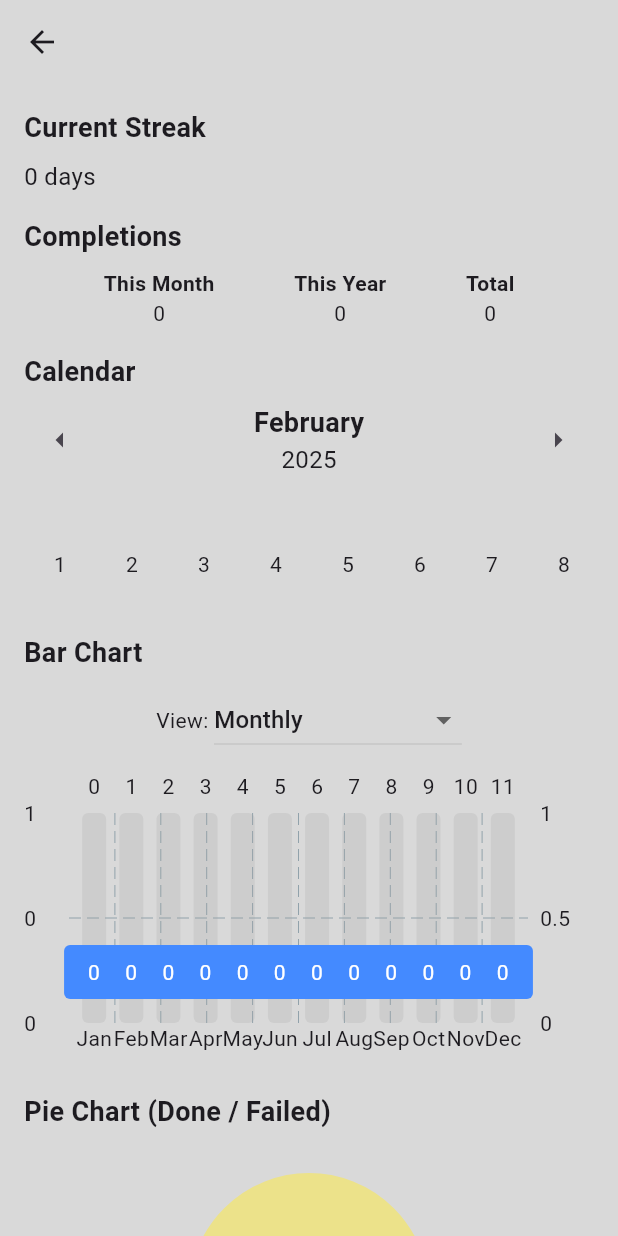
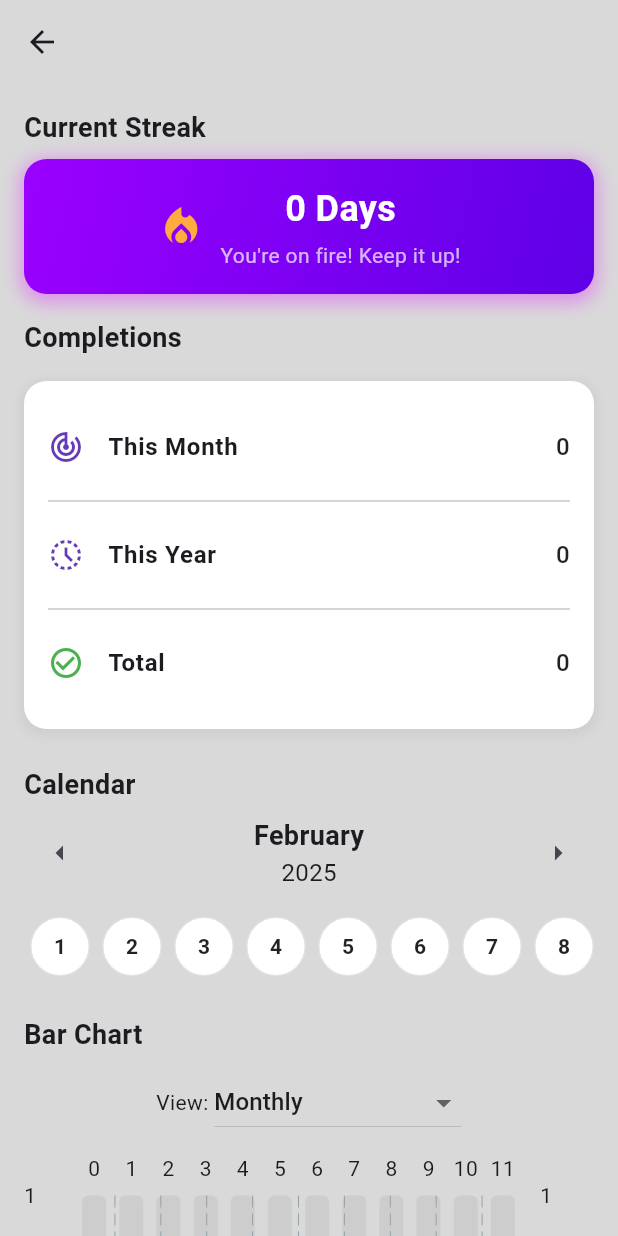
Before and after one commit to ejaszczuq/smart-habit-tracker, a Flutter app: the HabitStatisticsScreen screen opened directly with empty values, on a phone screen of 412 x 824 dp. Run offline on Flutter 3.47's test engine with Material 3 defaults, Android fonts, the phone set to English and light mode, and no system bars; drawn by our look-alikes of fl_chart; our stand-ins replace cloud_firestore, firebase_auth, firebase_core, flutter_svg, google_fonts, google_sign_in and 2 more; accounts and stored records are empty; Roboto replaces fonts that are missing (Alegreya).

Commit message:
feat/styling: Enhance UI for HabitScreen and HabitStatisticsScreen (and its widget)

```diff
--- a/lib/screens/habit_statistics_screen.dart
+++ b/lib/screens/habit_statistics_screen.dart
@@ -15,7 +15,7 @@ class HabitStatisticsScreen extends StatefulWidget {
 }
 
 class HabitStatisticsScreenState extends State<HabitStatisticsScreen> {
-  // Chart modes
+  // Chart mode: "monthly", "year", or "weeklyYear"
   String barChartMode = "monthly";
   late DateTime displayedMonth;
 
@@ -26,7 +26,7 @@ class HabitStatisticsScreenState extends State<HabitStatisticsScreen> {
     displayedMonth = DateTime(now.year, now.month, 1);
   }
 
-  /// Stream: reads .collection('completion') -> doc id = date string -> 'completed'
+  /// Stream: Reads the 'completion' collection and returns a list of completion maps.
   Stream<List<Map<String, dynamic>>> watchCompletionsForHabit(
       Map<String, dynamic> habitData) {
     final user = FirebaseAuth.instance.currentUser;
@@ -45,7 +45,6 @@ class HabitStatisticsScreenState extends State<HabitStatisticsScreen> {
       for (var doc in snapshot.docs) {
         final dateParsed = DateTime.tryParse(doc.id);
         if (dateParsed == null) continue;
-
         final data = doc.data();
         final done = data['completed'] ?? false;
         comps.add({
@@ -58,14 +57,13 @@ class HabitStatisticsScreenState extends State<HabitStatisticsScreen> {
     });
   }
 
-  /// Current streak: consecutive days from today backwards.
+  /// Calculate current streak: consecutive days completed from today backwards.
   int calculateCurrentStreak(List<Map<String, dynamic>> comps) {
     int streak = 0;
     final now = DateTime.now();
-
     for (int i = 0; i < 365; i++) {
-      final day = DateTime(now.year, now.month, now.day)
-          .subtract(Duration(days: i));
+      final day =
+          DateTime(now.year, now.month, now.day).subtract(Duration(days: i));
       bool found = comps.any((element) {
         final d = element['date'] as DateTime;
         return d.year == day.year &&
@@ -82,17 +80,69 @@ class HabitStatisticsScreenState extends State<HabitStatisticsScreen> {
     return streak;
   }
 
-  /// Count how many completions from [start] to [end] inclusive.
+  /// Styled widget for the current streak display.
+  Widget buildCurrentStreak(int streak) {
+    return Container(
+      padding: const EdgeInsets.all(16),
+      decoration: BoxDecoration(
+        borderRadius: BorderRadius.circular(15),
+        gradient: const LinearGradient(
+          colors: [Color(0xFF9B00FF), Color(0xFF5E00E7)],
+          begin: Alignment.topLeft,
+          end: Alignment.bottomRight,
+        ),
+        boxShadow: [
+          BoxShadow(
+            color: Colors.purpleAccent.withOpacity(0.5),
+            blurRadius: 10,
+            spreadRadius: 2,
+            offset: const Offset(0, 3),
+          ),
+        ],
+      ),
+      child: Row(
+        mainAxisAlignment: MainAxisAlignment.center,
+        children: [
+          const Icon(Icons.local_fire_department,
+              color: Colors.orangeAccent, size: 32),
+          const SizedBox(width: 10),
+          Column(
+            crossAxisAlignment: CrossAxisAlignment.center,
+            children: [
+              Text(
+                "$streak ${streak == 1 ? "Day" : "Days"}",
+                style: const TextStyle(
+                    fontSize: 24,
+                    fontWeight: FontWeight.bold,
+                    color: Colors.white),
+              ),
+              const SizedBox(height: 4),
+              Text(
+                streak > 30
+                    ? "Amazing! Keep going!"
+                    : "You're on fire! Keep it up!",
+                style: const TextStyle(fontSize: 14, color: Colors.white70),
+              ),
+            ],
+          ),
+          if (streak > 30)
+            const Padding(
+              padding: EdgeInsets.only(left: 10),
+              child: Icon(Icons.emoji_events,
+                  color: Colors.yellowAccent, size: 32),
+            ),
+        ],
+      ),
+    );
+  }
+
+  /// Count completions in the period from [start] to [end] (inclusive).
   int countCompletionsInPeriod(
-      List<Map<String, dynamic>> comps,
-      DateTime start,
-      DateTime end,
-      ) {
+      List<Map<String, dynamic>> comps, DateTime start, DateTime end) {
     int count = 0;
     final periodStart = DateTime(start.year, start.month, start.day);
     final periodEnd =
-    DateTime(end.year, end.month, end.day).add(const Duration(days: 1));
-
+        DateTime(end.year, end.month, end.day).add(const Duration(days: 1));
     for (var comp in comps) {
       final d = comp['date'] as DateTime;
       final isCompleted = comp['completed'] == true;
@@ -105,14 +155,11 @@ class HabitStatisticsScreenState extends State<HabitStatisticsScreen> {
     return count;
   }
 
-  /// Bar chart data: either monthly, yearly, or weekly distribution in the year
+  /// Bar chart data: returns a map for different chart modes.
   Map<String, int> getBarChartData(
-      List<Map<String, dynamic>> comps,
-      Map<String, dynamic> habitData,
-      ) {
+      List<Map<String, dynamic>> comps, Map<String, dynamic> habitData) {
     final data = <String, int>{};
     final now = DateTime.now();
-
     if (barChartMode == "monthly") {
       for (int month = 1; month <= 12; month++) {
         final first = DateTime(now.year, month, 1);
@@ -157,19 +204,17 @@ class HabitStatisticsScreenState extends State<HabitStatisticsScreen> {
       data["Sat"] = map[6]!;
       data["Sun"] = map[7]!;
     }
-
     return data;
   }
 
-  /// Builds a simple month overview with checks for each day that was done.
+  /// Styled widget for the month calendar with circular day indicators and a badge for completed days.
   Widget buildMonthCalendar(List<Map<String, dynamic>> comps) {
     final daysInMonth =
         DateTime(displayedMonth.year, displayedMonth.month + 1, 0).day;
-
     return Column(
       crossAxisAlignment: CrossAxisAlignment.stretch,
       children: [
-        // Header
+        // Header with navigation arrows and month/year display.
         Row(
           mainAxisAlignment: MainAxisAlignment.spaceBetween,
           children: [
@@ -189,7 +234,8 @@ class HabitStatisticsScreenState extends State<HabitStatisticsScreen> {
               children: [
                 Text(
                   DateFormat('MMMM').format(displayedMonth),
-                  style: const TextStyle(fontSize: 18, fontWeight: FontWeight.bold),
+                  style: const TextStyle(
+                      fontSize: 18, fontWeight: FontWeight.bold),
                 ),
                 Text(
                   displayedMonth.year.toString(),
@@ -212,17 +258,16 @@ class HabitStatisticsScreenState extends State<HabitStatisticsScreen> {
           ],
         ),
         const SizedBox(height: 8),
-        // Days row
+        // Horizontal list of days with circular indicators.
         SizedBox(
-          height: 80,
+          height: 60,
           child: ListView.builder(
             scrollDirection: Axis.horizontal,
             itemCount: daysInMonth,
             itemBuilder: (context, index) {
               final day = index + 1;
               final currentDay =
-              DateTime(displayedMonth.year, displayedMonth.month, day);
-
+                  DateTime(displayedMonth.year, displayedMonth.month, day);
               bool done = comps.any((element) {
                 final d = element['date'] as DateTime;
                 final isDone = element['completed'] == true;
@@ -231,18 +276,66 @@ class HabitStatisticsScreenState extends State<HabitStatisticsScreen> {
                     d.day == currentDay.day &&
                     isDone;
               });
-
               return Container(
-                width: 40,
                 margin: const EdgeInsets.symmetric(horizontal: 4),
-                child: Column(
-                  mainAxisAlignment: MainAxisAlignment.center,
+                child: Stack(
+                  alignment: Alignment.center,
                   children: [
-                    done
-                        ? const Icon(Icons.check, color: Colors.green, size: 16)
-                        : const SizedBox(height: 16),
-                    const SizedBox(height: 4),
-                    Text(day.toString()),
+                    // Main circular indicator with the day number.
+                    Container(
+                      width: 40,
+                      height: 40,
+                      decoration: BoxDecoration(
+                        shape: BoxShape.circle,
+                        color:
+                            done ? Colors.green.withOpacity(0.7) : Colors.white,
+                        border: done
+                            ? null
+                            : Border.all(color: Colors.grey.shade300, width: 1),
+                        boxShadow: done
+                            ? [
+                                BoxShadow(
+                                  color: Colors.green.withOpacity(0.4),
+                                  blurRadius: 4,
+                                  spreadRadius: 1,
+                                )
+                              ]
+                            : null,
+                      ),
+                      alignment: Alignment.center,
+                      child: Text(
+                        day.toString(),
+                        style: TextStyle(
+                          color: done ? Colors.white : Colors.black87,
+                          fontWeight: FontWeight.bold,
+                        ),
+                      ),
+                    ),
+                    // Small badge for completed day.
+                    if (done)
+                      Positioned(
+                        bottom: 0,
+                        right: 0,
+                        child: Container(
+                          width: 16,
+                          height: 16,
+                          decoration: const BoxDecoration(
+                            shape: BoxShape.circle,
+                            color: Colors.white,
+                          ),
+                          child: Container(
+                            decoration: const BoxDecoration(
+                              shape: BoxShape.circle,
+                              color: Colors.green,
+                            ),
+                            child: const Icon(
+                              Icons.check,
+                              size: 12,
+                              color: Colors.white,
+                            ),
+                          ),
+                        ),
+                      ),
                   ],
                 ),
               );
@@ -253,9 +346,8 @@ class HabitStatisticsScreenState extends State<HabitStatisticsScreen> {
     );
   }
 
-  /// Pie chart data: done vs. failed from creation date to today
+  /// Pie chart data: returns done vs. failed counts from habit creation to today.
   Map<String, double> getPieChartData(List<Map<String, dynamic>> comps) {
-    // Start date
     final now = DateTime.now();
     final habitData = widget.habit;
     DateTime start = now;
@@ -268,14 +360,12 @@ class HabitStatisticsScreenState extends State<HabitStatisticsScreen> {
     } else if (comps.isNotEmpty) {
       start = comps.first['date'];
     }
-
     final end = DateTime.now();
     final totalDays = end.difference(start).inDays + 1;
     if (totalDays <= 0) {
       return {"done": 0, "failed": 0};
     }
-
-    // Count unique completed days
+    // Count unique completed days.
     final completedDays = <String>{};
     for (var c in comps) {
       if (c['completed'] == true) {
@@ -283,15 +373,82 @@ class HabitStatisticsScreenState extends State<HabitStatisticsScreen> {
         completedDays.add(dateStr);
       }
     }
-
     int doneCount = completedDays.length;
     if (doneCount > totalDays) doneCount = totalDays;
-
     final failedCount = totalDays - doneCount;
     return {
       "done": doneCount.toDouble(),
       "failed": failedCount.toDouble(),
     };
+  }
+
+  /// Builds the styled completions section as a vertical list.
+  Widget buildCompletionsSection({
+    required int completionsThisMonth,
+    required int completionsThisYear,
+    required int totalCompletions,
+  }) {
+    return Container(
+      width: double.infinity,
+      padding: const EdgeInsets.all(16),
+      margin: const EdgeInsets.symmetric(vertical: 8),
+      decoration: BoxDecoration(
+        color: Colors.white,
+        borderRadius: BorderRadius.circular(15),
+        boxShadow: [
+          BoxShadow(
+            color: Colors.grey.withOpacity(0.2),
+            blurRadius: 6,
+            spreadRadius: 2,
+            offset: const Offset(0, 2),
+          )
+        ],
+      ),
+      child: Column(
+        children: [
+          ListTile(
+            contentPadding: EdgeInsets.zero,
+            leading: const Icon(Icons.track_changes, color: Colors.deepPurple),
+            title: const Text(
+              "This Month",
+              style: TextStyle(fontWeight: FontWeight.bold),
+            ),
+            trailing: Text(
+              completionsThisMonth.toString(),
+              style: const TextStyle(fontSize: 16, color: Colors.black87),
+            ),
+          ),
+          const Divider(),
+          ListTile(
+            contentPadding: EdgeInsets.zero,
+            leading:
+                const Icon(Icons.history_toggle_off, color: Colors.deepPurple),
+            title: const Text(
+              "This Year",
+              style: TextStyle(fontWeight: FontWeight.bold),
+            ),
+            trailing: Text(
+              completionsThisYear.toString(),
+              style: const TextStyle(fontSize: 16, color: Colors.black87),
+            ),
+          ),
+          const Divider(),
+          ListTile(
+            contentPadding: EdgeInsets.zero,
+            leading:
+                const Icon(Icons.check_circle_outline, color: Colors.green),
+            title: const Text(
+              "Total",
+              style: TextStyle(fontWeight: FontWeight.bold),
+            ),
+            trailing: Text(
+              totalCompletions.toString(),
+              style: const TextStyle(fontSize: 16, color: Colors.black87),
+            ),
+          ),
+        ],
+      ),
+    );
   }
 
   @override
@@ -329,6 +486,20 @@ class HabitStatisticsScreenState extends State<HabitStatisticsScreen> {
           builder: (context, snapshot) {
             final comps = snapshot.data ?? [];
 
+            // Calculate completions for different periods.
+            final int completionsThisMonth = countCompletionsInPeriod(
+              comps,
+              DateTime(DateTime.now().year, DateTime.now().month, 1),
+              DateTime.now(),
+            );
+            final int completionsThisYear = countCompletionsInPeriod(
+              comps,
+              DateTime(DateTime.now().year, 1, 1),
+              DateTime.now(),
+            );
+            final int totalCompletions =
+                comps.where((e) => e['completed'] == true).length;
+
             return Scaffold(
               appBar: AppBar(
                 title: Text(habitData['name'] ?? 'Habit Statistics'),
@@ -338,79 +509,44 @@ class HabitStatisticsScreenState extends State<HabitStatisticsScreen> {
                 child: Column(
                   crossAxisAlignment: CrossAxisAlignment.start,
                   children: [
-                    // Current streak
+                    // Current Streak section with styled widget.
                     const Text(
                       "Current Streak",
-                      style: TextStyle(fontSize: 18, fontWeight: FontWeight.bold),
+                      style:
+                          TextStyle(fontSize: 18, fontWeight: FontWeight.bold),
                     ),
                     const SizedBox(height: 8),
-                    Text(
-                      "${calculateCurrentStreak(comps)} days",
-                      style: const TextStyle(fontSize: 16),
+                    buildCurrentStreak(calculateCurrentStreak(comps)),
+                    const SizedBox(height: 16),
+
+                    // Completions section redesigned as a vertical list.
+                    const Text(
+                      "Completions",
+                      style:
+                          TextStyle(fontSize: 18, fontWeight: FontWeight.bold),
+                    ),
+                    const SizedBox(height: 8),
+                    buildCompletionsSection(
+                      completionsThisMonth: completionsThisMonth,
+                      completionsThisYear: completionsThisYear,
+                      totalCompletions: totalCompletions,
                     ),
                     const SizedBox(height: 16),
 
-                    // Completions summary
-                    const Text(
-                      "Completions",
-                      style: TextStyle(fontSize: 18, fontWeight: FontWeight.bold),
-                    ),
-                    const SizedBox(height: 8),
-                    Row(
-                      mainAxisAlignment: MainAxisAlignment.spaceEvenly,
-                      children: [
-                        Column(
-                          children: [
-                            const Text("This Month",
-                                style: TextStyle(fontWeight: FontWeight.bold)),
-                            Text(
-                              "${countCompletionsInPeriod(
-                                comps,
-                                DateTime(DateTime.now().year, DateTime.now().month, 1),
-                                DateTime.now(),
-                              )}",
-                            ),
-                          ],
-                        ),
-                        Column(
-                          children: [
-                            const Text("This Year",
-                                style: TextStyle(fontWeight: FontWeight.bold)),
-                            Text(
-                              "${countCompletionsInPeriod(
-                                comps,
-                                DateTime(DateTime.now().year, 1, 1),
-                                DateTime.now(),
-                              )}",
-                            ),
-                          ],
-                        ),
-                        Column(
-                          children: [
-                            const Text("Total",
-                                style: TextStyle(fontWeight: FontWeight.bold)),
-                            Text(
-                              "${comps.where((e) => e['completed'] == true).length}",
-                            ),
-                          ],
-                        ),
-                      ],
-                    ),
-                    const SizedBox(height: 16),
-
-                    // Month calendar
                     const Text(
                       "Calendar",
-                      style: TextStyle(fontSize: 18, fontWeight: FontWeight.bold),
+                      style:
+                          TextStyle(fontSize: 18, fontWeight: FontWeight.bold),
                     ),
                     const SizedBox(height: 8),
                     buildMonthCalendar(comps),
                     const SizedBox(height: 16),
 
-                    // Bar chart
+                    // Bar Chart section.
                     const Text(
                       "Bar Chart",
-                      style: TextStyle(fontSize: 18, fontWeight: FontWeight.bold),
+                      style:
+                          TextStyle(fontSize: 18, fontWeight: FontWeight.bold),
                     ),
                     const SizedBox(height: 8),
                     Row(
@@ -450,10 +586,11 @@ class HabitStatisticsScreenState extends State<HabitStatisticsScreen> {
                     ),
                     const SizedBox(height: 16),
 
-                    // Pie chart
+                    // Pie Chart section.
                     const Text(
                       "Pie Chart (Done / Failed)",
-                      style: TextStyle(fontSize: 18, fontWeight: FontWeight.bold),
+                      style:
+                          TextStyle(fontSize: 18, fontWeight: FontWeight.bold),
                     ),
                     const SizedBox(height: 8),
                     SizedBox(
--- a/lib/screens/habits_screen.dart
+++ b/lib/screens/habits_screen.dart
@@ -47,19 +47,19 @@ class HabitsScreenState extends State<HabitsScreen> {
     return Scaffold(
       appBar: AppBar(
         // AppBar with gradient background using typography colors
-        title: Text('Habits Overview', style: T.h3.copyWith(color: T.white_0)),
+        title: Text('Habits Overview', style: T.h3),
         centerTitle: true,
         backgroundColor: Colors.transparent,
         elevation: 0,
         flexibleSpace: Container(
           decoration: const BoxDecoration(
-            gradient: T.gradient_1,
+            color: T.white_0,
           ),
         ),
         actions: [
           // Gear icon in the top-right corner
           IconButton(
-            icon: const Icon(Icons.settings, color: T.white_0),
+            icon: const Icon(Icons.settings, color: T.violet_0),
             onPressed: () => _showSettingsDialog(),
           ),
         ],
--- a/lib/widgets/bar_chart_widget.dart
+++ b/lib/widgets/bar_chart_widget.dart
@@ -1,5 +1,6 @@
 import 'package:fl_chart/fl_chart.dart';
 import 'package:flutter/material.dart';
+import 'package:smart_habit_tracker/typography.dart';
 
 class BarChartWidget extends StatelessWidget {
   final Map<String, int> data;
@@ -18,7 +19,7 @@ class BarChartWidget extends StatelessWidget {
           barRods: [
             BarChartRodData(
               toY: value.toDouble(),
-              color: Colors.blueAccent.withOpacity(0.5),
+              color: T.purple_2.withOpacity(0.4),
               width: 16,
               borderRadius: BorderRadius.circular(4),
               backDrawRodData: BackgroundBarChartRodData(
@@ -68,7 +69,7 @@ class BarChartWidget extends StatelessWidget {
           enabled: true,
           touchTooltipData: BarTouchTooltipData(
             // Use a getTooltipColor callback that accepts a single parameter.
-            getTooltipColor: (BarChartGroupData group) => Colors.blueAccent,
+            getTooltipColor: (BarChartGroupData group) => T.violet_2,
             getTooltipItem: (group, groupIndex, rod, rodIndex) {
               return BarTooltipItem(
                 rod.toY.toStringAsFixed(0),
--- a/lib/widgets/pie_chart_widget.dart
+++ b/lib/widgets/pie_chart_widget.dart
@@ -13,9 +13,9 @@ class PieChartWidget extends StatelessWidget {
     data.forEach((label, value) {
       Color color;
       if (label == "done") {
-        color = Colors.green.withOpacity(0.5);
+        color = const Color.fromARGB(255, 75, 197, 79).withOpacity(0.5);
       } else if (label == "failed") {
-        color = Colors.yellow.withOpacity(0.5);
+        color = const Color.fromARGB(255, 255, 59, 59).withOpacity(0.5);
       } else {
         color = Colors.grey.withOpacity(0.5);
       }
```
